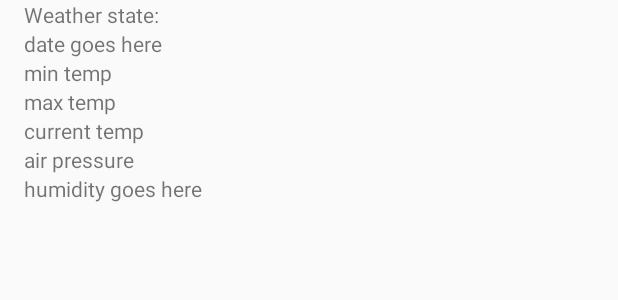
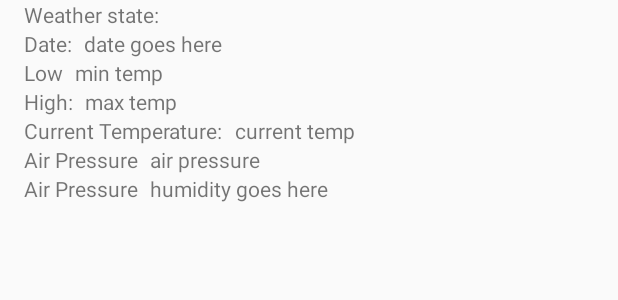
Before and after one commit to LinkEdgar/WeatherApplication, an Android app: the layout deatil_weather_container.xml on its own in the app's theme, with its tools: preview values and no code run, on a phone screen of 412 x 824 dp. Shown: the top 300 px of the screen. Run offline under Robolectric (Android 15) with nearby library versions, the phone set to English and light mode, and no system bars.

Commit message:
Cleaned up Ui in detail activity

```diff
--- a/WeatherApplication/app/src/main/java/com/example/edgarreyes/weatherapplication/Activities/MainActivity.kt
+++ b/WeatherApplication/app/src/main/java/com/example/edgarreyes/weatherapplication/Activities/MainActivity.kt
@@ -11,6 +11,7 @@ import android.support.v4.app.ActivityCompat
 import android.support.v4.content.ContextCompat
 import android.support.v7.widget.LinearLayoutManager
 import android.support.v7.widget.RecyclerView
+import android.support.v7.widget.SearchView
 import android.util.Log
 import android.view.View
 import android.widget.Toast
@@ -54,6 +55,7 @@ class MainActivity : AppCompatActivity(), WeatherAdapter.onClicked {
         if(mLocationList!!.size < 1) {
             checkLocationPermissions()
         }
+        setupSearchView()
 
 
     }
@@ -138,6 +140,7 @@ class MainActivity : AppCompatActivity(), WeatherAdapter.onClicked {
         val locationIdKey = "woeid"
         val typeKey = "location_type"
         val locationListKey = "list"
+        val queryUrlAddress = "search/?query="
     }
 
     //helper method to correctly create our request url
@@ -185,4 +188,28 @@ class MainActivity : AppCompatActivity(), WeatherAdapter.onClicked {
         mViewModel!!.setData(mLocationList!!)
         setProgressbarVisibility(false)
     }
+
+    private fun setupSearchView(){
+        main_activity_searchview!!.setOnQueryTextListener(object : SearchView.OnQueryTextListener {
+            override fun onQueryTextSubmit(s: String): Boolean {
+                submitSearch(s)
+                return false
+            }
+
+            override fun onQueryTextChange(s: String): Boolean {
+
+                return false
+            }
+        })
+    }
+    /*
+    Takes in the user's text and attempts to query via the api
+     */
+    private fun submitSearch(userInput: String){
+        //url address to perform queries
+        val url = "$baseUrlAddress$queryUrlAddress$userInput"
+        if(mLocationList!!.size> 0)
+            mLocationList!!.clear()
+        loadWeatherInformation(url)
+    }
 }
--- a/WeatherApplication/app/src/main/java/com/example/edgarreyes/weatherapplication/Adapters/WeatherDetailAdapter.java
+++ b/WeatherApplication/app/src/main/java/com/example/edgarreyes/weatherapplication/Adapters/WeatherDetailAdapter.java
@@ -51,6 +51,7 @@ public class WeatherDetailAdapter extends ArrayAdapter<WeatherDetail> {
         TextView weatherState = rootView.findViewById(R.id.detail_container_weather_state);
         weatherState.setText(weather.getWeatherState());
 
+        //Given more time I would properly format this date
         TextView date = rootView.findViewById(R.id.detail_container_date);
         date.setText(weather.getDate());
 
--- a/WeatherApplication/app/src/main/res/layout/deatil_weather_container.xml
+++ b/WeatherApplication/app/src/main/res/layout/deatil_weather_container.xml
@@ -12,48 +12,102 @@
         android:id="@+id/detail_container_weather_state"
         android:layout_width="wrap_content"
         android:layout_height="wrap_content" />
+
     <TextView
+        android:layout_marginLeft="@dimen/horizontal_margin_large"
+        android:layout_below="@+id/detail_container_weather_state"
+        android:id="@+id/date_label"
+        android:text="@string/date_label"
+        android:layout_width="wrap_content"
+        android:layout_height="wrap_content" />
+    <TextView
+        android:layout_marginLeft="@dimen/horizontal_margin"
+        android:layout_toRightOf="@+id/date_label"
         tools:text="date goes here"
         android:layout_below="@+id/detail_container_weather_state"
-        android:layout_marginLeft="@dimen/horizontal_margin_large"
         android:id="@+id/detail_container_date"
         android:layout_width="wrap_content"
         android:layout_height="wrap_content" />
+
     <TextView
+        android:layout_marginLeft="@dimen/horizontal_margin_large"
+        android:layout_below="@+id/detail_container_date"
+        android:text="@string/min_temp_label"
+        android:id="@+id/min_label"
+        android:layout_width="wrap_content"
+        android:layout_height="wrap_content" />
+    <TextView
+        android:layout_marginLeft="@dimen/horizontal_margin"
+        android:layout_toRightOf="@id/min_label"
         tools:text="min temp"
         android:layout_below="@+id/detail_container_date"
-        android:layout_marginLeft="@dimen/horizontal_margin_large"
         android:id="@+id/detail_container_min_temp"
         android:layout_width="wrap_content"
         android:layout_height="wrap_content" />
 
     <TextView
+        android:layout_marginLeft="@dimen/horizontal_margin_large"
+        android:layout_below="@+id/detail_container_min_temp"
+        android:text="@string/max_temp_label"
+        android:id="@+id/max_label"
+        android:layout_width="wrap_content"
+        android:layout_height="wrap_content" />
+
+    <TextView
+        android:layout_toRightOf="@+id/max_label"
         tools:text="max temp"
         android:layout_below="@+id/detail_container_min_temp"
-        android:layout_marginLeft="@dimen/horizontal_margin_large"
+        android:layout_marginLeft="@dimen/horizontal_margin"
         android:id="@+id/detail_container_max_temp"
         android:layout_width="wrap_content"
         android:layout_height="wrap_content" />
+
     <TextView
+        android:layout_marginLeft="@dimen/horizontal_margin_large"
+        android:text="@string/current_temp_label"
+        android:id="@+id/current_temp"
+        android:layout_below="@+id/detail_container_max_temp"
+        android:layout_width="wrap_content"
+        android:layout_height="wrap_content" />
+    <TextView
+        android:layout_toRightOf="@id/current_temp"
         tools:text="current temp"
         android:layout_below="@+id/detail_container_max_temp"
-        android:layout_marginLeft="@dimen/horizontal_margin_large"
+        android:layout_marginLeft="@dimen/horizontal_margin"
         android:id="@+id/detail_container_current_temp"
         android:layout_width="wrap_content"
         android:layout_height="wrap_content" />
 
     <TextView
+        android:layout_marginLeft="@dimen/horizontal_margin_large"
+        android:id="@+id/air_pressure"
+        android:layout_below="@+id/current_temp"
+        android:text="@string/air_pressure"
+        android:layout_width="wrap_content"
+        android:layout_height="wrap_content" />
+
+    <TextView
+        android:layout_toRightOf="@id/air_pressure"
         tools:text="air pressure"
         android:layout_below="@+id/detail_container_current_temp"
-        android:layout_marginLeft="@dimen/horizontal_margin_large"
+        android:layout_marginLeft="@dimen/horizontal_margin"
         android:id="@+id/detail_container_air_pressure"
         android:layout_width="wrap_content"
         android:layout_height="wrap_content" />
 
     <TextView
+        android:layout_marginLeft="@dimen/horizontal_margin_large"
+        android:text="@string/air_pressure"
+        android:layout_below="@+id/detail_container_air_pressure"
+        android:id="@+id/humidity"
+        android:layout_width="wrap_content"
+        android:layout_height="wrap_content" />
+
+    <TextView
+        android:layout_toRightOf="@id/air_pressure"
         tools:text="humidity goes here"
         android:layout_below="@+id/detail_container_air_pressure"
-        android:layout_marginLeft="@dimen/horizontal_margin_large"
+        android:layout_marginLeft="@dimen/horizontal_margin"
         android:id="@+id/detail_container_humidity"
         android:layout_width="wrap_content"
         android:layout_height="wrap_content" />
```
